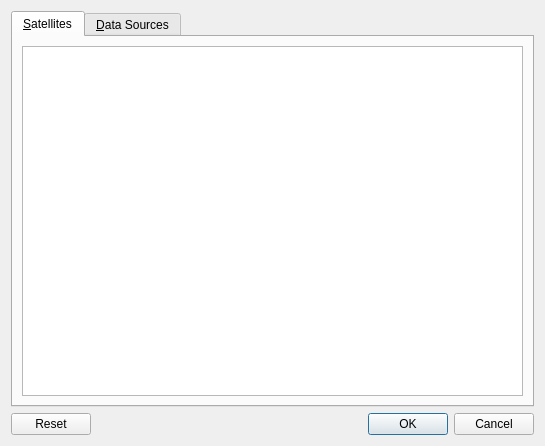
First picture: the form in src/plugins/render/satellites/SatellitesConfigDialog.ui, repository KDE/marble, before the edit.
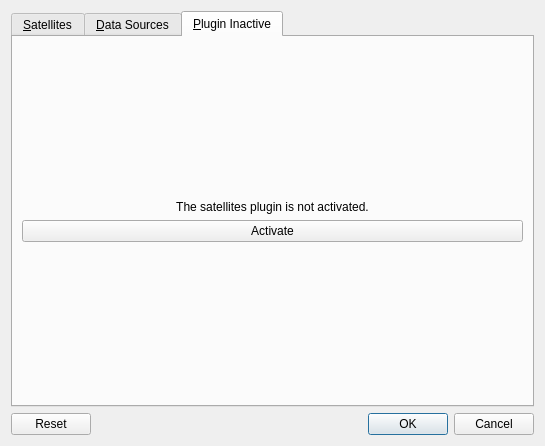
Second picture: the form after the edit. The open tabs and pages were chosen to show the change. Icons and pictures are not drawn.

Commit message:
SatellitesPlugin: Add plugin activation tab page in config dialog
This adds a new tab page to the config dialog that is shown if the plugin
is not active. All other tab pages are hidden in this case. The user can
click a button to activate the plugin. If he or she do this, the plugin
configuration tab pages show up. This avoids confusion with empty catalog
lists. These lists are only available if the plugin is activated.

Diff of the .ui file:
```diff
--- a/src/plugins/render/satellites/SatellitesConfigDialog.ui
+++ b/src/plugins/render/satellites/SatellitesConfigDialog.ui
@@ -16,6 +16,9 @@
   <layout class="QVBoxLayout" name="verticalLayout_2">
    <item>
     <widget class="QTabWidget" name="tabWidget">
+     <property name="layoutDirection">
+      <enum>Qt::LeftToRight</enum>
+     </property>
      <property name="currentIndex">
       <number>0</number>
      </property>
@@ -241,6 +244,62 @@
        </item>
       </layout>
      </widget>
+     <widget class="QWidget" name="tabDisabled">
+      <attribute name="title">
+       <string>&amp;Plugin Inactive</string>
+      </attribute>
+      <layout class="QVBoxLayout" name="verticalLayout4">
+       <property name="sizeConstraint">
+        <enum>QLayout::SetNoConstraint</enum>
+       </property>
+       <item>
+        <spacer name="verticalSpacer2">
+         <property name="orientation">
+          <enum>Qt::Vertical</enum>
+         </property>
+         <property name="sizeHint" stdset="0">
+          <size>
+           <width>20</width>
+           <height>40</height>
+          </size>
+         </property>
+        </spacer>
+       </item>
+       <item>
+        <widget class="QLabel" name="labelDisabled">
+         <property name="text">
+          <string>The satellites plugin is not activated.</string>
+         </property>
+         <property name="alignment">
+          <set>Qt::AlignCenter</set>
+         </property>
+        </widget>
+       </item>
+       <item>
+        <widget class="QPushButton" name="buttonDisabled">
+         <property name="layoutDirection">
+          <enum>Qt::LeftToRight</enum>
+         </property>
+         <property name="text">
+          <string>Activate</string>
+         </property>
+        </widget>
+       </item>
+       <item>
+        <spacer name="verticalSpacer1">
+         <property name="orientation">
+          <enum>Qt::Vertical</enum>
+         </property>
+         <property name="sizeHint" stdset="0">
+          <size>
+           <width>20</width>
+           <height>40</height>
+          </size>
+         </property>
+        </spacer>
+       </item>
+      </layout>
+     </widget>
     </widget>
    </item>
    <item>
```
Left out of the diff: 3 changed lines with no effect on the pictures. The commit also changes 4 other files.
